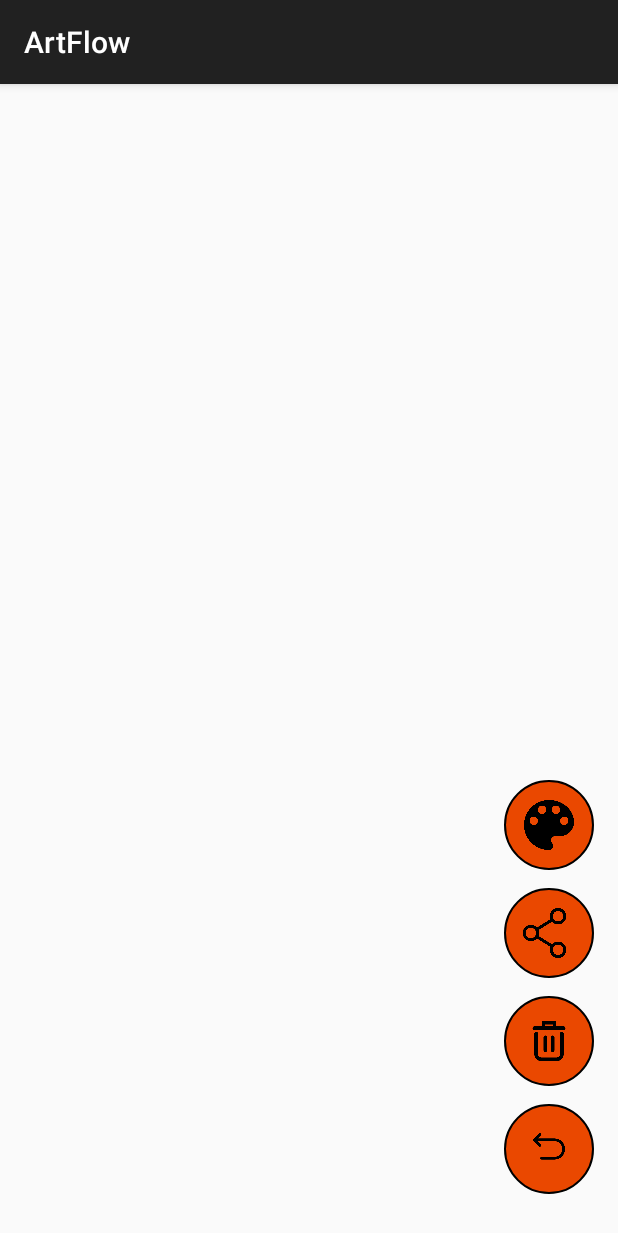
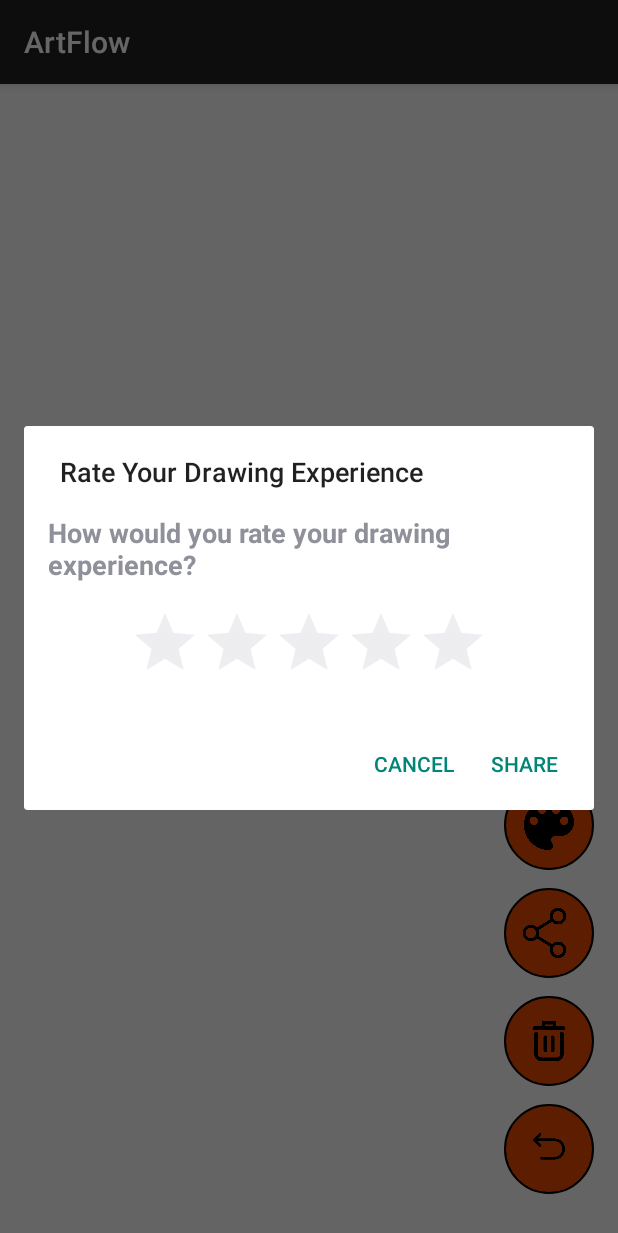
Before and after one commit to 5ditto/SA, an Android app built with Jetpack Compose: the screen it shows after launch (Home), after a tap on an icon or button, on a phone screen of 412 x 824 dp. Shown: the top 1233 px of the screen. Run offline under Robolectric (Android 15) with nearby library versions, the phone set to English and light mode, and no system bars; our stand-ins replace Firebase (no records; nobody signed in at launch, a user with empty details on screens opened directly); libraries missing offline, so code that uses them is left out: yuku.ambilwarna.

Commit message:
App pronta + incio da visualização dos dados

```diff
--- a/ArtFlow/app/src/main/java/com/example/artflow/repository/DrawingRepository.kt
+++ b/ArtFlow/app/src/main/java/com/example/artflow/repository/DrawingRepository.kt
@@ -58,7 +58,7 @@ class DrawingRepository {
 
 
     // Enviar para a Base de Dados
-    fun sendDrawingToDatabase(draw: ArrayList<Pair<Path, Paint>>, bitmap: Bitmap) {
+    fun sendDrawingToDatabase(draw: ArrayList<Pair<Path, Paint>>, bitmap: Bitmap, rating: Int) {
         val timestamp = System.currentTimeMillis()
         val drawingData = HashMap<String, Any>()
 
@@ -83,15 +83,14 @@ class DrawingRepository {
 
         val base64Bitmap = bitmapToBase64(bitmap)
 
-        drawingData["Draw File: "] = base64Bitmap
+        drawingData["Draw File"] = base64Bitmap
+        drawingData["rating"] = rating
 
-        val drawingReference = databaseReference.child("id: $timestamp")
-        drawingReference.child("paths").setValue(drawingData).addOnSuccessListener {
+        val drawingReference = databaseReference.child("id_$timestamp")
+        drawingReference.setValue(drawingData).addOnSuccessListener {
             Log.d(TAG, "Desenho enviado com sucesso para o Firebase.")
+        }.addOnFailureListener { e ->
+            Log.e(TAG, "Erro ao enviar desenho para o Firebase.", e)
         }
-            .addOnFailureListener { e ->
-                Log.e(TAG, "Erro ao enviar desenho para o Firebase.", e)
-            }
     }
-
 }
--- a/ArtFlow/app/src/main/java/com/example/artflow/view/CanvasView.kt
+++ b/ArtFlow/app/src/main/java/com/example/artflow/view/CanvasView.kt
@@ -1,16 +1,20 @@
 package com.example.artflow.view
 
 import android.annotation.SuppressLint
+import android.app.AlertDialog
 import android.content.Context
 import android.content.Intent
+import android.content.res.Configuration
 import android.graphics.*
 import android.os.Build
 import android.util.AttributeSet
 import android.util.Log
 import android.view.MotionEvent
 import android.view.View
+import android.widget.RatingBar
 import androidx.annotation.RequiresApi
 import androidx.core.content.FileProvider
+import com.example.artflow.R
 import com.example.artflow.utils.SensorDataCollector
 import com.example.artflow.viewmodel.DrawingViewModel
 import java.io.File
@@ -19,7 +23,7 @@ import java.io.IOException
 
 class CanvasView : View {
     private val paths = ArrayList<Pair<Path, Paint>>()
-    private var brushColor: Int = Color.BLACK
+    private var brushColor: Int = Color.parseColor("#EA4800")
     private var strokeWidth = 10f
     private var lastX: Float = 0f
     private var lastY: Float = 0f
@@ -66,7 +70,7 @@ class CanvasView : View {
         paint.strokeWidth = strokeWidth
         paint.style = Paint.Style.STROKE
         paint.strokeCap = Paint.Cap.ROUND
-        paint.color = brushColor
+        paint.color = Color.parseColor("#EA4800")
         paths.add(Pair(Path(), paint))
         isDrawingEnabled = false
         lastPoints = ArrayList()
@@ -113,7 +117,7 @@ class CanvasView : View {
     @RequiresApi(Build.VERSION_CODES.O)
     fun undo() {
         if (paths.size > 1) {
-            paths.removeAt(paths.size - 1)
+            paths.removeLast()
             if (lastPoints.size > 1) {
                 val lastPoint = lastPoints.last()
                 lastX = lastPoint.first
@@ -132,13 +136,29 @@ class CanvasView : View {
 
     // Partilhar o desenho
     fun shareDrawing(drawingViewModel: DrawingViewModel) {
+        val ratingDialog = AlertDialog.Builder(context)
+            .setView(R.layout.rating_dialog)
+            .setTitle("Rate Your Drawing Experience")
+            .setPositiveButton("Share") { dialog, _ ->
+                val ratingBar = (dialog as AlertDialog).findViewById<RatingBar>(R.id.ratingBar)
+                val rating = ratingBar?.rating?.toInt() ?: 0
+                saveAndShareDrawing(drawingViewModel, rating)
+            }
+            .setNegativeButton("Cancel", null)
+            .create()
+
+        ratingDialog.show()
+    }
+
+    private fun saveAndShareDrawing(drawingViewModel: DrawingViewModel, rating: Int) {
         val bitmap = Bitmap.createBitmap(width, height, Bitmap.Config.ARGB_8888)
         val canvas = Canvas(bitmap)
         draw(canvas)
 
         val file = saveBitmapToFile(bitmap)
 
-        drawingViewModel.sendDrawingToDatabase(paths,bitmap)
+        drawingViewModel.sendDrawingToDatabase(paths, bitmap, rating)
+
         val shareIntent = Intent(Intent.ACTION_SEND).apply {
             type = "image/jpeg"
             val uri = FileProvider.getUriForFile(
@@ -149,9 +169,8 @@ class CanvasView : View {
             putExtra(Intent.EXTRA_STREAM, uri)
         }
 
-        context.startActivity(Intent.createChooser(shareIntent, "Compartilhar via"))
+        context.startActivity(Intent.createChooser(shareIntent, "Share via"))
     }
-
     // Guardar Bitmap
     private fun saveBitmapToFile(bitmap: Bitmap): File {
         val file =
@@ -200,4 +219,11 @@ class CanvasView : View {
     fun stopAddPoint(){
         this.isAddPoint = false
     }
+
+    private fun isNightMode(): Boolean {
+        return when (resources.configuration.uiMode and Configuration.UI_MODE_NIGHT_MASK) {
+            Configuration.UI_MODE_NIGHT_YES -> true
+            else -> false
+        }
+    }
 }
--- a/ArtFlow/app/src/main/java/com/example/artflow/viewmodel/DrawingViewModel.kt
+++ b/ArtFlow/app/src/main/java/com/example/artflow/viewmodel/DrawingViewModel.kt
@@ -10,7 +10,7 @@ class DrawingViewModel : ViewModel() {
 
     private val drawingRepository = DrawingRepository()
 
-    fun sendDrawingToDatabase(draw: ArrayList<Pair<Path, Paint>>, bitmap: Bitmap) {
-        drawingRepository.sendDrawingToDatabase(draw,bitmap)
+    fun sendDrawingToDatabase(draw: ArrayList<Pair<Path, Paint>>, bitmap: Bitmap, rating: Int) {
+        drawingRepository.sendDrawingToDatabase(draw,bitmap, rating)
     }
 }
--- /dev/null
+++ b/ArtFlow/app/src/main/res/layout/rating_dialog.xml
@@ -0,0 +1,26 @@
+<?xml version="1.0" encoding="utf-8"?>
+<LinearLayout xmlns:android="http://schemas.android.com/apk/res/android"
+    android:layout_width="match_parent"
+    android:layout_height="wrap_content"
+    android:orientation="vertical"
+    android:padding="16dp">
+
+    <TextView
+        android:id="@+id/rating_title"
+        android:layout_width="wrap_content"
+        android:layout_height="wrap_content"
+        android:text="How would you rate your drawing experience?"
+        android:textSize="18sp"
+        android:textStyle="bold"
+        android:layout_gravity="center_horizontal"
+        android:layout_marginBottom="16dp"/>
+
+    <RatingBar
+        android:id="@+id/ratingBar"
+        android:layout_width="wrap_content"
+        android:layout_height="wrap_content"
+        android:numStars="5"
+        android:stepSize="1"
+        android:layout_gravity="center_horizontal"/>
+
+</LinearLayout>
```
Also changed, not shown: 2 other files.
